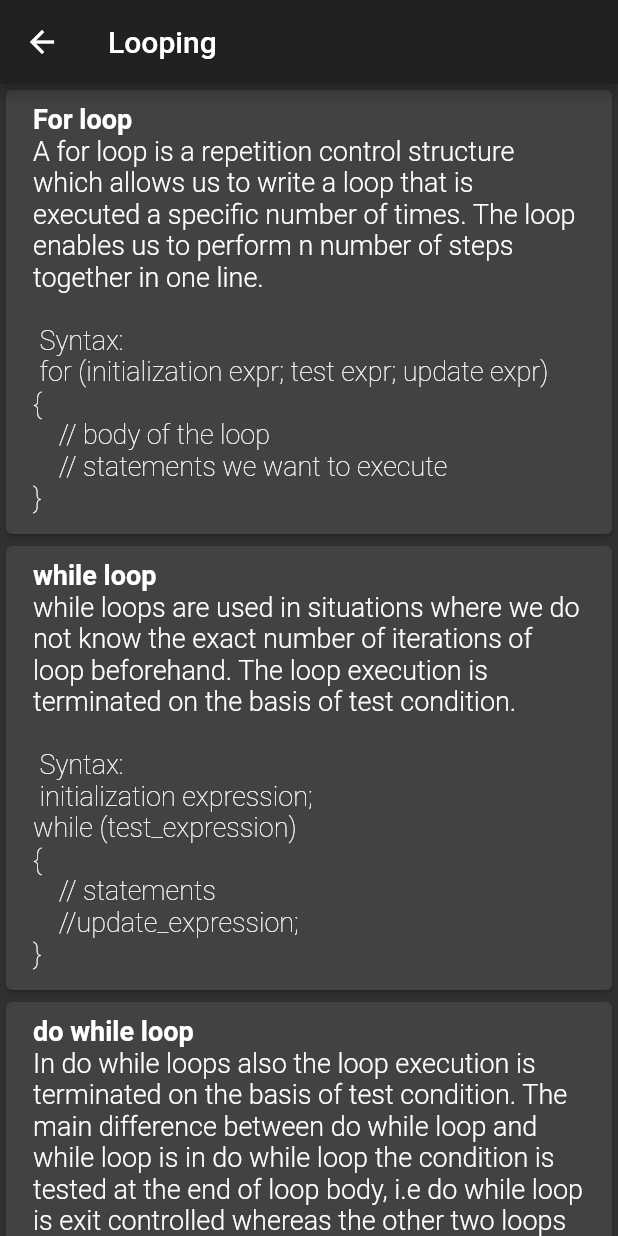
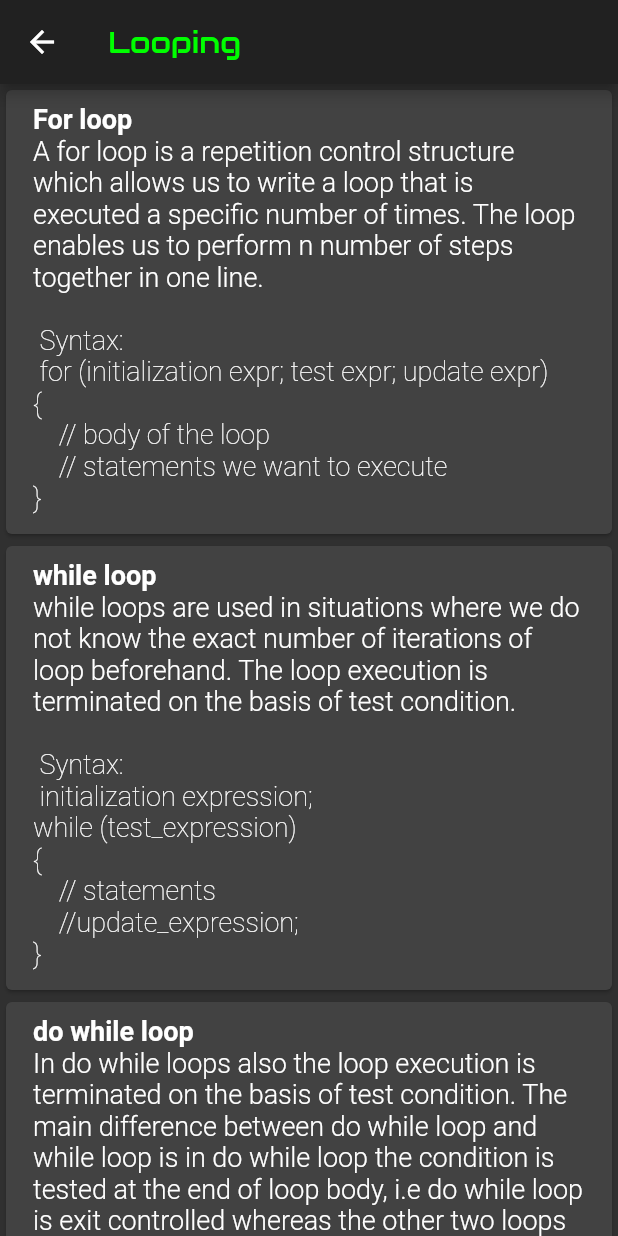
Before and after one commit to enzaimz/c_made_easy, a Flutter app: the Looping screen opened directly, on a phone screen of 412 x 824 dp. Run offline on Flutter 3.47's test engine with Material 2 defaults, Android fonts, the phone set to English and light mode, and no system bars; our stand-ins replace flutter_markdown; missing offline and left inert: link.

Commit message:
updated looping

```diff
--- a/lib/theory/looping.dart
+++ b/lib/theory/looping.dart
@@ -5,7 +5,7 @@ class Looping extends StatelessWidget {
   Widget build(BuildContext context) {
     return Scaffold(
       appBar: AppBar(
-        title: Text("Looping"),
+        title: Hero(tag: 'loop',child: Text("Looping",style: TextStyle(fontFamily: 'Audiowide',color: Color(0xFF00FF00) ),)),
       ),
       body: ListView(
         children: <Widget>[
```
